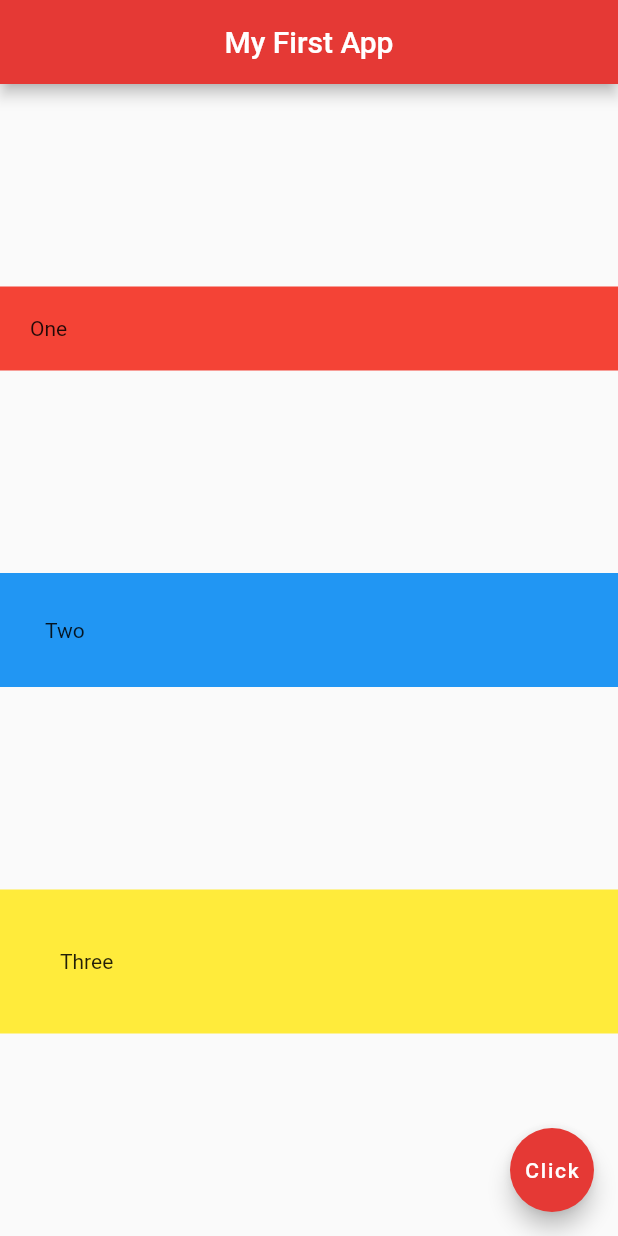
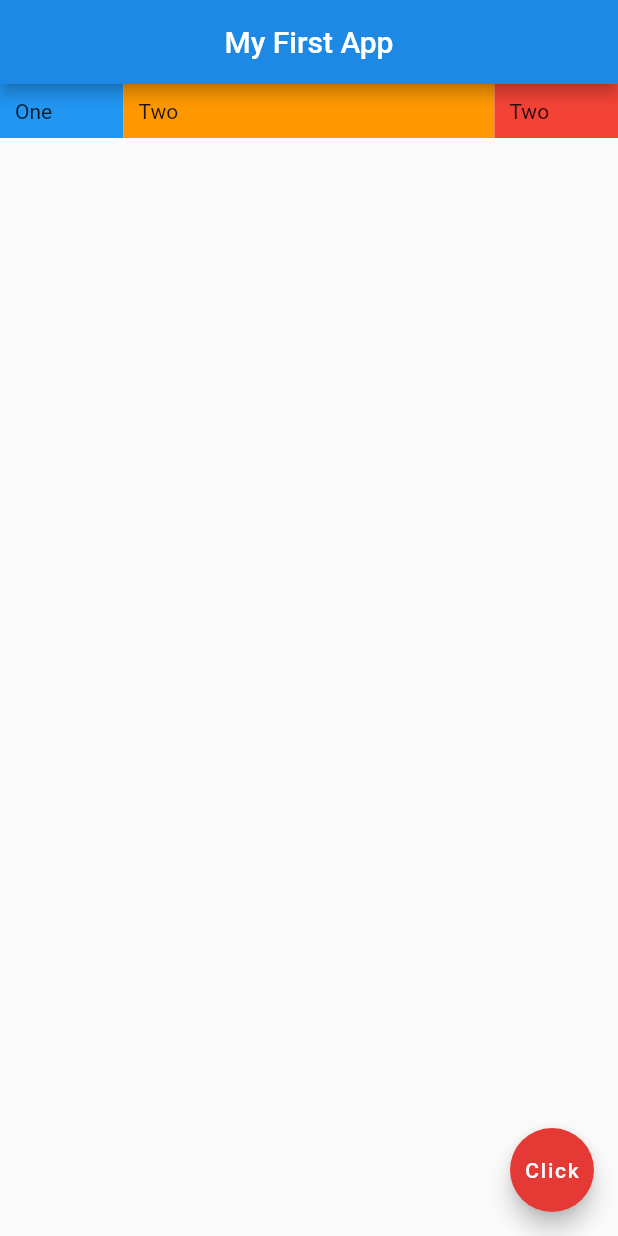
Before and after one commit to theJohnCode/flutter_journey, a Flutter app: the screen it shows after launch, on a phone screen of 412 x 824 dp. Run offline on Flutter 3.47's test engine with Material 2 defaults, Android fonts, the phone set to English and light mode, and no system bars.

Commit message:
expanded widget and flex

```diff
--- a/lib/main.dart
+++ b/lib/main.dart
@@ -11,29 +11,35 @@ class Home extends StatelessWidget {
       appBar: AppBar(
         title: const Text('My First App'),
         centerTitle: true,
-        backgroundColor: Colors.red[600],
+        backgroundColor: Colors.blue[600],
       ),
-      body: Column(
-        crossAxisAlignment: CrossAxisAlignment.stretch,
-        mainAxisAlignment: MainAxisAlignment.spaceEvenly,
-        children: [
-        Container(
-          padding: EdgeInsets.all(20),
-          color: Colors.red,
-          child: Text('One'),
+      body: Row(children: [
+        Expanded(
+          flex: 1,
+          child: Container(
+            padding: EdgeInsets.all(10.0),
+            color: Colors.blue,
+            child: Text('One'),
+          ),
         ),
-        Container(
-          padding: EdgeInsets.all(30),
-          color: Colors.blue,
-          child: Text('Two'),
+        Expanded(
+          flex: 3,
+          child: Container(
+            padding: EdgeInsets.all(10.0),
+            color: Colors.orange,
+            child: Text('Two'),
+          ),
         ),
-        Container(
-          padding: EdgeInsets.all(40),
-          color: Colors.yellow,
-          child: Text('Three'),
+        Expanded(
+          flex: 1,
+          child: Container(
+            padding: EdgeInsets.all(10.0),
+            color: Colors.red,
+            child: Text('Two'),
+          ),
         ),
-      ],
-      ),
+
+      ]),
       floatingActionButton: FloatingActionButton(
         onPressed: () => {},
         backgroundColor: Colors.red[600],
```
